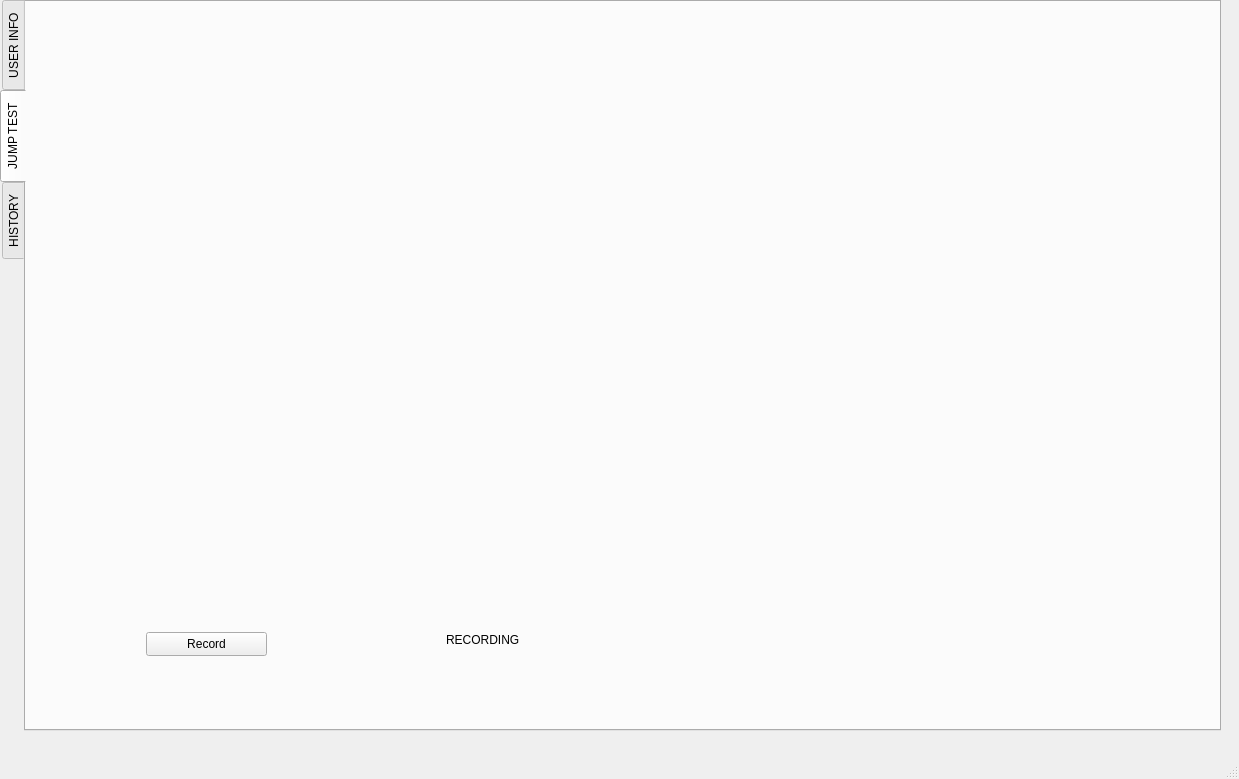
First picture: the form in ACL/mainwindow.ui, repository Pocket99/3D_CNN_KNEE_FLEXION_ANGLE_ESTIMATION, before the edit.
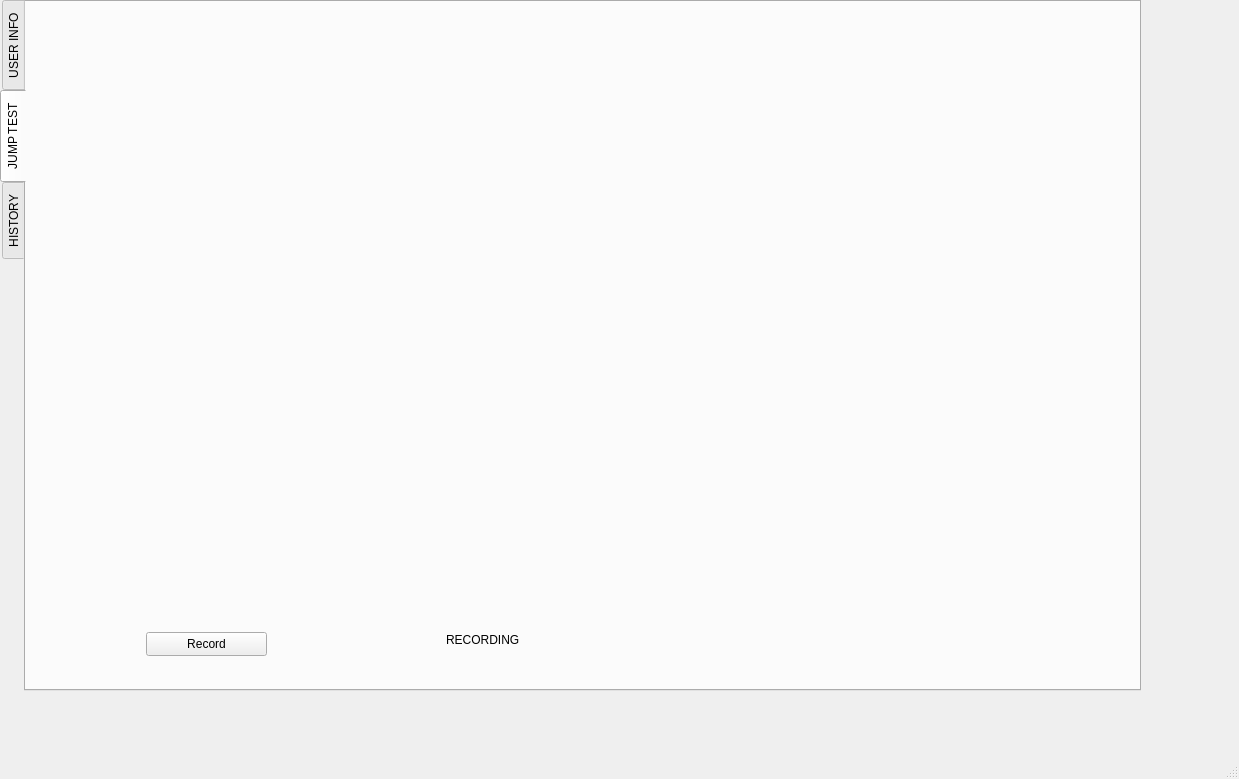
Second picture: the form after the edit. The open tabs and pages were chosen to show the change.

The edit to the form file:
```diff
--- a/ACL/mainwindow.ui
+++ b/ACL/mainwindow.ui
@@ -19,8 +19,8 @@
      <rect>
       <x>0</x>
       <y>0</y>
-      <width>1221</width>
-      <height>731</height>
+      <width>1141</width>
+      <height>691</height>
      </rect>
     </property>
     <property name="layoutDirection">
@@ -93,8 +93,8 @@
        <rect>
         <x>120</x>
         <y>70</y>
-        <width>1031</width>
-        <height>511</height>
+        <width>891</width>
+        <height>461</height>
        </rect>
       </property>
       <property name="text">
```
Left out of the diff: 6 changed lines with no effect on the pictures.
